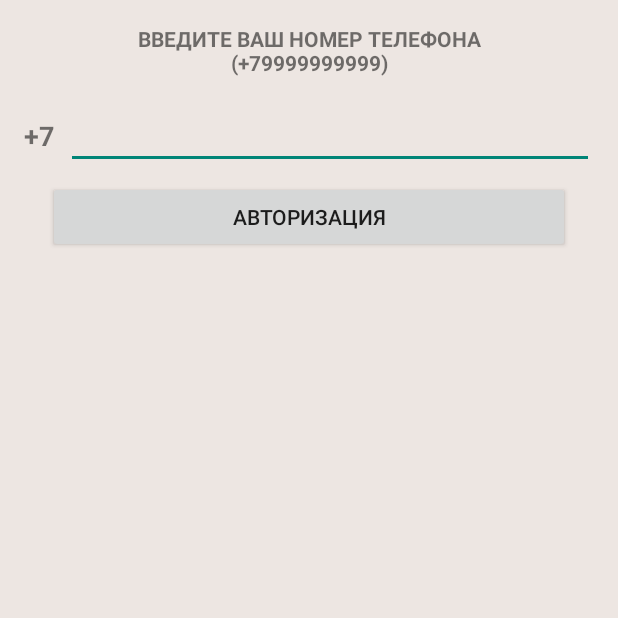
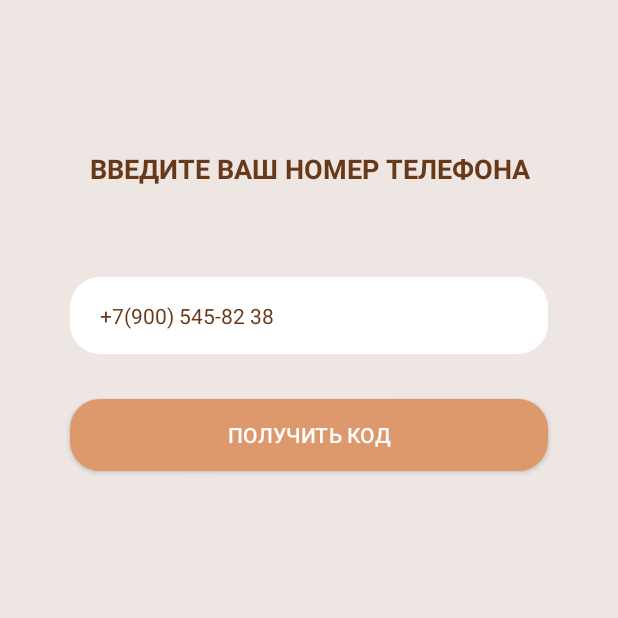
Before and after one commit to anskesh/My-psychologist, an Android app: the screen it shows after launch once a user with an empty profile is signed in (RegisterActivity), on a phone screen of 412 x 824 dp, the top half of it. Run offline under Robolectric (Android 15) with nearby library versions, the phone set to English and light mode, and no system bars; our stand-ins replace Firebase (no records; nobody signed in at launch, a user with empty details on screens opened directly).

Commit message:
remake design of 2 screen

```diff
--- a/app/src/main/res/layout/fragment_enter_phone_number.xml
+++ b/app/src/main/res/layout/fragment_enter_phone_number.xml
@@ -11,55 +11,62 @@
         android:id="@+id/tv_header"
         android:layout_width="0dp"
         android:layout_height="wrap_content"
-        android:layout_marginStart="16dp"
-        android:layout_marginTop="16dp"
-        android:layout_marginEnd="16dp"
-        android:text="Введите ваш номер телефона\n(+79999999999)"
+        android:layout_marginTop="100dp"
+        android:text="Введите ваш номер телефона"
         android:textAlignment="center"
         android:textAllCaps="true"
+        android:textColor="@color/orange_dark"
+        android:textSize="18dp"
         android:textStyle="bold"
-        app:layout_constraintEnd_toEndOf="parent"
-        app:layout_constraintStart_toStartOf="parent"
+        app:layout_constraintEnd_toStartOf="@+id/guideline3"
+        app:layout_constraintStart_toStartOf="@+id/guideline4"
         app:layout_constraintTop_toTopOf="parent" />
 
     <EditText
         android:id="@+id/et_NumberPhone"
         android:layout_width="0dp"
         android:layout_height="wrap_content"
-        android:layout_marginStart="8dp"
-        android:layout_marginTop="16dp"
-        android:layout_marginEnd="16dp"
-        android:gravity="center"
+        android:layout_marginTop="60dp"
+        android:background="@drawable/borderadius20px"
+        android:hint="+7(900) 545-82 38"
+        android:paddingStart="20dp"
         android:inputType="phone"
         android:maxLines="1"
-        app:layout_constraintEnd_toEndOf="parent"
-        app:layout_constraintStart_toEndOf="@+id/tv_7"
+        android:paddingTop="16dp"
+        android:paddingBottom="16dp"
+        android:textColorHint="@color/orange_dark"
+        android:textSize="14sp"
+        app:layout_constraintEnd_toStartOf="@+id/guideline3"
+        app:layout_constraintStart_toStartOf="@+id/guideline4"
         app:layout_constraintTop_toBottomOf="@+id/tv_header" />
 
     <Button
         android:id="@+id/btn_register"
         android:layout_width="0dp"
         android:layout_height="wrap_content"
-        android:layout_marginStart="32dp"
-        android:layout_marginTop="8dp"
-        android:layout_marginEnd="32dp"
-        android:text="Авторизация"
-        app:layout_constraintEnd_toEndOf="parent"
+        android:layout_marginTop="30dp"
+        android:background="@drawable/borderadius20px"
+        android:backgroundTint="@color/orange_neutral"
+        android:text="Получить код"
+        android:textColor="@color/white"
+        app:layout_constraintEnd_toStartOf="@+id/guideline3"
         app:layout_constraintHorizontal_bias="0.0"
-        app:layout_constraintStart_toStartOf="parent"
+        app:layout_constraintStart_toStartOf="@+id/guideline4"
         app:layout_constraintTop_toBottomOf="@+id/et_NumberPhone" />
 
-    <TextView
-        android:id="@+id/tv_7"
+    <androidx.constraintlayout.widget.Guideline
+        android:id="@+id/guideline3"
         android:layout_width="wrap_content"
         android:layout_height="wrap_content"
-        android:layout_marginStart="16dp"
-        android:text="+7"
-        android:textSize="18sp"
-        android:textStyle="bold"
-        app:layout_constraintBottom_toBottomOf="@+id/et_NumberPhone"
-        app:layout_constraintStart_toStartOf="parent"
-        app:layout_constraintTop_toTopOf="@+id/et_NumberPhone" />
+        android:orientation="vertical"
+        app:layout_constraintGuide_end="47dp" />
+
+    <androidx.constraintlayout.widget.Guideline
+        android:id="@+id/guideline4"
+        android:layout_width="wrap_content"
+        android:layout_height="wrap_content"
+        android:orientation="vertical"
+        app:layout_constraintGuide_begin="47dp" />
 
 
 </androidx.constraintlayout.widget.ConstraintLayout>
```
Also changed, not shown: app/src/main/res/layout/activity_main.xml (+29 -4 lines), app/src/main/res/layout/fragment_enter_code.xml (+54 -7 lines).
